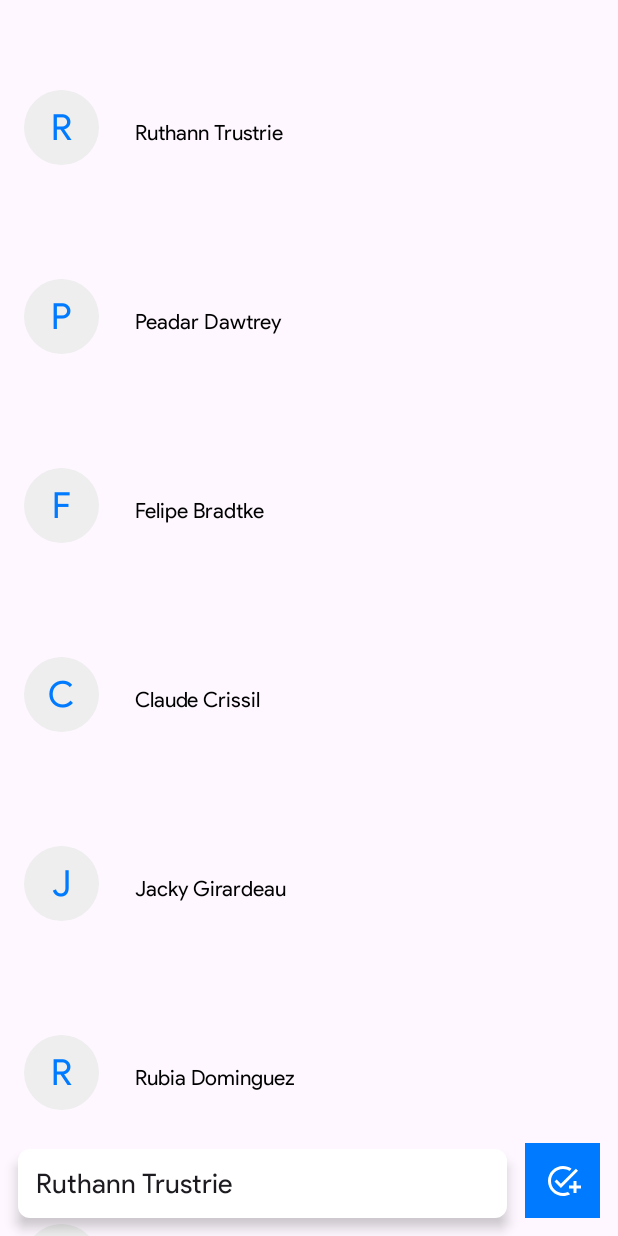
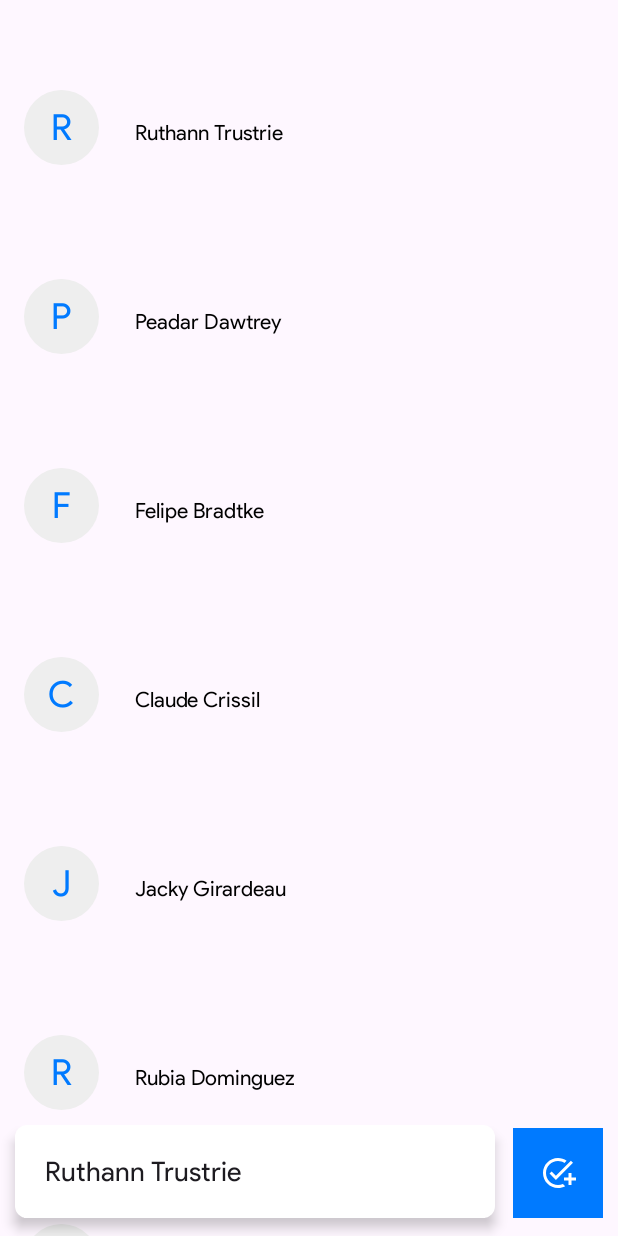
Before and after one commit to AryanMardoukhi/RecyclerViewProject, an Android app: the screen it shows after launch (MainActivity), after a tap on an icon or button, on a phone screen of 412 x 824 dp. Run offline under Robolectric (Android 15) with nearby library versions, the phone set to English and light mode, and no system bars.

```diff
--- a/app/src/main/java/com/example/recyclerviewproject/ContactsAdapter.java
+++ b/app/src/main/java/com/example/recyclerviewproject/ContactsAdapter.java
@@ -1,12 +1,9 @@
 package com.example.recyclerviewproject;
 
-import android.annotation.SuppressLint;
 import android.view.LayoutInflater;
 import android.view.View;
 import android.view.ViewGroup;
 import android.widget.TextView;
-import android.widget.Toast;
-
 import androidx.annotation.NonNull;
 import androidx.recyclerview.widget.RecyclerView;
 
@@ -16,7 +13,7 @@ public class ContactsAdapter extends RecyclerView.Adapter<ContactsAdapter.Contac
     private static final ArrayList<String> contacts = new ArrayList<>();
 private static ItemEventListener itemEventListener;
     public  ContactsAdapter(ItemEventListener itemEventListener) {
-        this.itemEventListener=itemEventListener;
+        ContactsAdapter.itemEventListener =itemEventListener;
         contacts.add("Ruthann Trustrie");
         contacts.add("Peadar Dawtrey");
         contacts.add("Felipe Bradtke");
@@ -83,20 +80,12 @@ private static ItemEventListener itemEventListener;
         public void bindContact (String fullname) {
             fullnametv.setText(fullname);
             firstCharactertv.setText(fullname.substring(0,1));
-            itemView.setOnClickListener(new View.OnClickListener() {
-                @Override
-                public void onClick(View v) {
-                    itemEventListener.onItemClick(fullname,getAdapterPosition());
-                }
-            });
+            itemView.setOnClickListener(v -> itemEventListener.onItemClick(fullname,getAbsoluteAdapterPosition()));
 
-            itemView.setOnLongClickListener(new View.OnLongClickListener() {
-                @Override
-                public boolean onLongClick(View v) {
-                    contacts.remove(getAdapterPosition());
-                    notifyItemRemoved (getAdapterPosition());
-                    return false;
-                }
+            itemView.setOnLongClickListener(v -> {
+                contacts.remove(getAbsoluteAdapterPosition());
+                notifyItemRemoved (getAbsoluteAdapterPosition());
+                return false;
             });
         }
     }
--- a/app/src/main/java/com/example/recyclerviewproject/MainActivity.java
+++ b/app/src/main/java/com/example/recyclerviewproject/MainActivity.java
@@ -1,15 +1,11 @@
 package com.example.recyclerviewproject;
 
 import android.os.Bundle;
-import android.view.View;
 import android.widget.EditText;
 import android.widget.ImageView;
 
 import androidx.activity.EdgeToEdge;
 import androidx.appcompat.app.AppCompatActivity;
-import androidx.core.graphics.Insets;
-import androidx.core.view.ViewCompat;
-import androidx.core.view.WindowInsetsCompat;
 import androidx.recyclerview.widget.LinearLayoutManager;
 import androidx.recyclerview.widget.RecyclerView;
 
@@ -32,9 +28,7 @@ private ImageView addNewContactBtn;
 
         fullnameEt = findViewById(R.id.et_main_contactFullname);
         addNewContactBtn=findViewById(R.id.iv_main_addNewContact);
-        addNewContactBtn.setOnClickListener(new View.OnClickListener() {
-            @Override
-            public void onClick(View v) {
+        addNewContactBtn.setOnClickListener(v -> {
             if(fullnameEt.length()>0) {
                 if(editingItemPosition>-1) {
                     adapter.updateContact(fullnameEt.getText().toString(),editingItemPosition);
@@ -49,7 +43,6 @@ private ImageView addNewContactBtn;
                 fullnameEt.setText("");
 
             }
-            }
         });
     }
 
--- a/app/src/main/res/layout/activity_main.xml
+++ b/app/src/main/res/layout/activity_main.xml
@@ -23,28 +23,31 @@
 
     <EditText
         android:id="@+id/et_main_contactFullname"
-        android:layout_width="0dp"
+        android:layout_width="320dp"
         android:layout_height="wrap_content"
         android:layout_marginStart="12dp"
         android:layout_marginBottom="12dp"
+        android:autofillHints="password"
         android:background="@drawable/shape_edittext"
         android:elevation="5dp"
         android:ems="10"
-        android:padding="12dp"
         android:hint="@string/enter_contact_fullname_here"
         android:inputType="text"
+        android:padding="20dp"
+        android:textColorHint="#2962FF"
         app:layout_constraintBottom_toBottomOf="parent"
         app:layout_constraintEnd_toStartOf="@+id/iv_main_addNewContact"
         app:layout_constraintStart_toStartOf="parent" />
 
     <ImageView
         android:id="@+id/iv_main_addNewContact"
-        android:layout_width="50dp"
-        android:layout_height="50dp"
+        android:layout_width="60dp"
+        android:layout_height="60dp"
         android:layout_marginStart="12dp"
         android:layout_marginEnd="12dp"
         android:layout_marginBottom="12dp"
         android:background="@color/colorAccent"
+        android:contentDescription="@string/bottom_sheet_behavior"
         android:scaleType="centerInside"
         app:layout_constraintBottom_toBottomOf="parent"
         app:layout_constraintEnd_toEndOf="parent"
```
Lines whose indentation alone changed are shown as unchanged.
